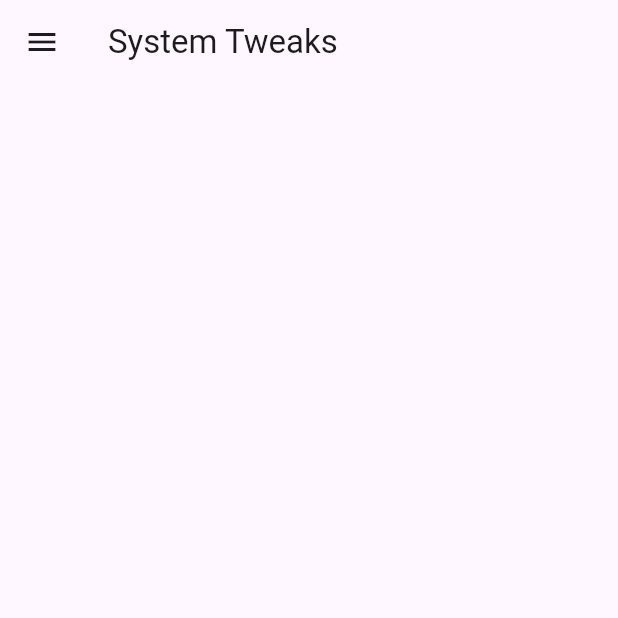
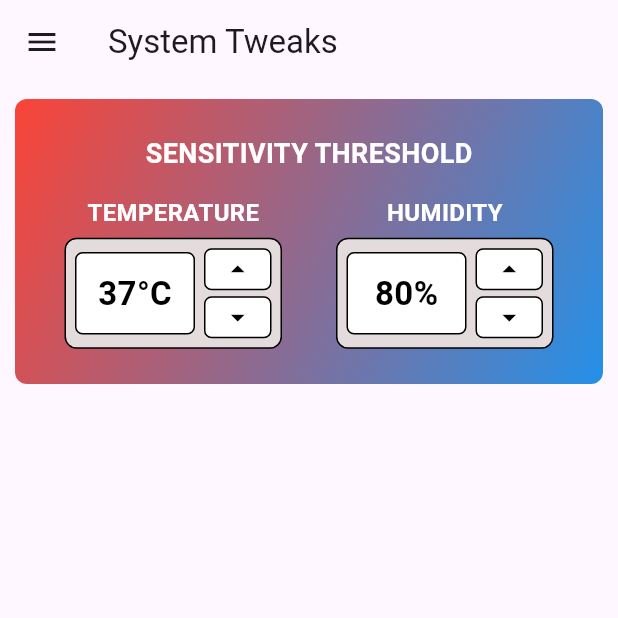
Before and after one commit to ezzzep/SMART-LOBBY-LIGHTING, a Flutter app: the SystemTweaks screen opened directly, on a phone screen of 412 x 824 dp, the top half of it. Run offline on Flutter 3.47's test engine with Material 3 defaults, Android fonts, the phone set to English and light mode, and no system bars; our stand-ins replace cloud_firestore, firebase_auth, firebase_core, flutter_blue_plus, fluttertoast, google_fonts and 2 more; accounts and stored records are empty.

Commit message:
sensitivty threshold widget

```diff
--- a/lib/screens/setup/setup_screen.dart
+++ b/lib/screens/setup/setup_screen.dart
@@ -7,8 +7,6 @@ import 'package:shared_preferences/shared_preferences.dart';
 import 'package:smart_lighting/screens/dashboard/dashboard_screen.dart';
 
 class SetupScreen extends StatefulWidget {
-  const SetupScreen({super.key});
-
   @override
   _SetupScreenState createState() => _SetupScreenState();
 }
@@ -247,7 +245,7 @@ class ESP32Controller {
       if (esp32IP == null || esp32IP!.isEmpty)
         throw Exception("ESP32 IP not received");
     } catch (e) {
-      rethrow;
+      throw e;
     } finally {
       await esp32Device?.disconnect();
     }
--- a/lib/screens/systemTweaks/system_tweaks_screen.dart
+++ b/lib/screens/systemTweaks/system_tweaks_screen.dart
@@ -1,16 +1,49 @@
 import 'package:flutter/material.dart';
 import 'package:smart_lighting/services/service.dart';
-import 'package:smart_lighting/screens/dashboard/dashboard_screen.dart'; // Import Home screen
+import 'package:smart_lighting/screens/dashboard/dashboard_screen.dart';
+import 'package:smart_lighting/screens/setup/setup_screen.dart';
 
-class SystemTweaks extends StatelessWidget {
+class SystemTweaks extends StatefulWidget {
   const SystemTweaks({super.key});
+
+  @override
+  _SystemTweaksState createState() => _SystemTweaksState();
+}
+
+class _SystemTweaksState extends State<SystemTweaks> {
+  int _temperature = 37; // Default TEMP
+  int _humidity = 80; // Default HUMI
+
+  void _increaseTemperature() {
+    if (_temperature < 45) {
+      setState(() => _temperature++);
+    }
+  }
+
+  void _decreaseTemperature() {
+    if (_temperature > 35) {
+      setState(() => _temperature--);
+    }
+  }
+
+  void _increaseHumidity() {
+    if (_humidity < 90) {
+      setState(() => _humidity++);
+    }
+  }
+
+  void _decreaseHumidity() {
+    if (_humidity > 30) {
+      setState(() => _humidity--);
+    }
+  }
 
   @override
   Widget build(BuildContext context) {
     return Scaffold(
       appBar: AppBar(
         title: const Text('System Tweaks'),
-        automaticallyImplyLeading: false, // Removes back button
+        automaticallyImplyLeading: false,
         leading: Builder(
           builder: (context) {
             return IconButton(
@@ -22,7 +55,146 @@ class SystemTweaks extends StatelessWidget {
           },
         ),
       ),
-      drawer: _buildDrawer(context), // Add Drawer here
+      drawer: _buildDrawer(context),
+      body: Column(
+        children: [
+          _buildSensitivityThreshold(), // Sensitivity Threshold Box
+          const SizedBox(height: 40),
+        ],
+      ),
+    );
+  }
+
+  /// Sensitivity Threshold UI
+  Widget _buildSensitivityThreshold() {
+    return Container(
+      margin: const EdgeInsets.all(10),
+      padding: const EdgeInsets.symmetric(horizontal: 15, vertical: 20),
+      height: 190, // Adjusted Height
+      decoration: BoxDecoration(
+        gradient: const LinearGradient(
+          colors: [
+            Color.fromARGB(255, 250, 68, 55),
+            Color.fromARGB(255, 36, 144, 232)
+          ], // Red to Blue Gradient
+          begin: Alignment.topLeft,
+          end: Alignment.bottomRight,
+        ),
+        borderRadius: BorderRadius.circular(8),
+      ),
+      child: Column(
+        mainAxisAlignment: MainAxisAlignment.center,
+        children: [
+          const Text(
+            'SENSITIVITY THRESHOLD',
+            style: TextStyle(
+              fontWeight: FontWeight.bold,
+              fontSize: 18,
+              color: Colors.white,
+            ),
+          ),
+          const SizedBox(height: 15),
+          Row(
+            mainAxisAlignment: MainAxisAlignment.spaceAround,
+            children: [
+              _buildCounter('TEMPERATURE', _temperature, _increaseTemperature,
+                  _decreaseTemperature),
+              _buildCounter(
+                  'HUMIDITY', _humidity, _increaseHumidity, _decreaseHumidity),
+            ],
+          ),
+        ],
+      ),
+    );
+  }
+
+  /// Counter UI (TEMP & HUMI) - Adjusted size to fit screen properly
+  Widget _buildCounter(String label, int value, VoidCallback onIncrease,
+      VoidCallback onDecrease) {
+    return Column(
+      children: [
+        // Label (TEMP / HUMI) with White Color
+        Text(
+          label,
+          style: const TextStyle(
+              fontWeight: FontWeight.bold, fontSize: 16, color: Colors.white),
+        ),
+        const SizedBox(height: 5),
+
+        // Main Container for Value & Counter
+        Container(
+          decoration: BoxDecoration(
+            color: const Color.fromARGB(255, 228, 220, 220),
+            borderRadius: BorderRadius.circular(8),
+            border: Border.all(color: Colors.black),
+          ),
+          padding: const EdgeInsets.symmetric(horizontal: 6, vertical: 6),
+          child: Row(
+            children: [
+              // Value Box (Optimized size)
+              Container(
+                width: 80, // Adjusted width
+                height: 55, // Adjusted height
+                alignment: Alignment.center,
+                decoration: BoxDecoration(
+                  border: Border.all(color: Colors.black),
+                  borderRadius: BorderRadius.circular(5),
+                  color: Colors.white,
+                ),
+                child: Text(
+                  label == "TEMPERATURE" ? "$value°C" : "$value%", // Add units
+                  style: const TextStyle(
+                      fontSize: 22,
+                      fontWeight: FontWeight.bold,
+                      color: Colors.black),
+                ),
+              ),
+
+              const SizedBox(width: 6), // Spacing between value and counter
+
+              // Up & Down Counter Box
+              Column(
+                children: [
+                  // Increase Button
+                  Container(
+                    width: 45, // Adjusted Width
+                    height: 28, // Adjusted Height
+                    decoration: BoxDecoration(
+                      border: Border.all(color: Colors.black),
+                      borderRadius: BorderRadius.circular(5),
+                      color: Colors.white,
+                    ),
+                    child: IconButton(
+                      icon: const Icon(Icons.arrow_drop_up,
+                          size: 22, color: Colors.black),
+                      padding: EdgeInsets.zero,
+                      onPressed: onIncrease,
+                    ),
+                  ),
+                  const SizedBox(height: 4),
+
+                  // Decrease Button
+                  Container(
+                    width: 45, // Adjusted Width
+                    height: 28, // Adjusted Height
+                    decoration: BoxDecoration(
+                      border: Border.all(color: Colors.black),
+                      borderRadius: BorderRadius.circular(5),
+                      color: Colors.white,
+                    ),
+                    child: IconButton(
+                      icon: const Icon(Icons.arrow_drop_down,
+                          size: 22, color: Colors.black),
+                      padding: EdgeInsets.zero,
+                      onPressed: onDecrease,
+                    ),
+                  ),
+                ],
+              ),
+            ],
+          ),
+        ),
+      ],
     );
   }
 
@@ -40,6 +212,7 @@ class SystemTweaks extends StatelessWidget {
           ),
           _buildDrawerItem(Icons.home, 'System Status', context, const Home()),
           _buildDrawerItem(Icons.settings, 'System Tweaks', context, null),
+          _buildDrawerItem(Icons.wifi, 'Setup', context, SetupScreen()),
           _buildDrawerItem(Icons.account_circle, 'Account', context, null),
           const Divider(),
           ListTile(
@@ -52,9 +225,8 @@ class SystemTweaks extends StatelessWidget {
               await AuthService().signout(context: context);
               Navigator.pushAndRemoveUntil(
                 context,
-                MaterialPageRoute(
-                    builder: (context) => const Home()), // Navigate to Home
-                (route) => false, // Remove all previous routes from stack
+                MaterialPageRoute(builder: (context) => const Home()),
+                (route) => false,
               );
             },
           ),
@@ -69,7 +241,7 @@ class SystemTweaks extends StatelessWidget {
       leading: Icon(icon, color: Colors.blue),
       title: Text(title),
       onTap: () {
-        Navigator.pop(context); // Close drawer
+        Navigator.pop(context);
         if (screen != null) {
           Navigator.pushReplacement(
             context,
```
